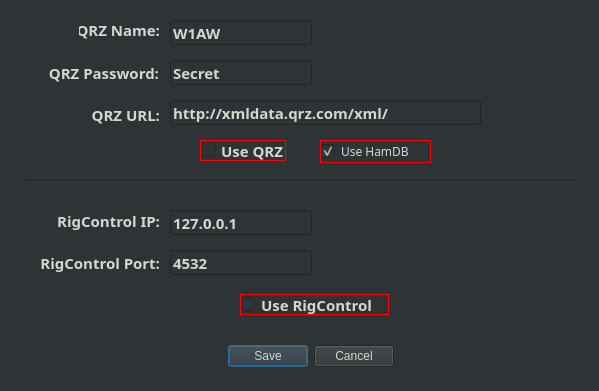
mbridak/k1usnsst, file settings.ui: the form before one commit.
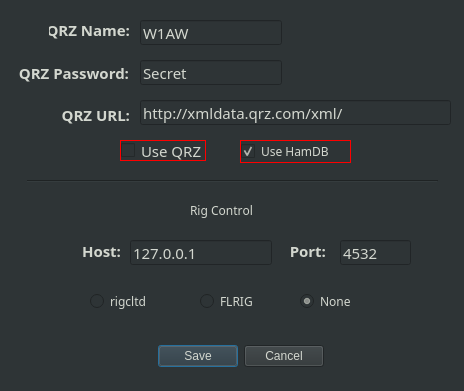
The form after the commit.

Commit message: Feat: Added FLRIG support for band changes.

Patch:
```diff
--- a/settings.ui
+++ b/settings.ui
@@ -6,7 +6,7 @@
    <rect>
     <x>0</x>
     <y>0</y>
-    <width>599</width>
+    <width>464</width>
     <height>391</height>
    </rect>
   </property>
@@ -20,7 +20,7 @@
   <widget class="QDialogButtonBox" name="buttonBox">
    <property name="geometry">
     <rect>
-     <x>140</x>
+     <x>70</x>
      <y>340</y>
      <width>341</width>
      <height>32</height>
@@ -56,7 +56,7 @@
   <widget class="QLabel" name="label">
    <property name="geometry">
     <rect>
-     <x>79</x>
+     <x>49</x>
      <y>21</y>
      <width>81</width>
      <height>18</height>
@@ -80,7 +80,7 @@
   <widget class="QLabel" name="label_2">
    <property name="geometry">
     <rect>
-     <x>42</x>
+     <x>12</x>
      <y>64</y>
      <width>117</width>
      <height>18</height>
@@ -104,7 +104,7 @@
   <widget class="QLabel" name="label_3">
    <property name="geometry">
     <rect>
-     <x>88</x>
+     <x>58</x>
      <y>106</y>
      <width>72</width>
      <height>18</height>
@@ -128,10 +128,10 @@
   <widget class="QLabel" name="label_6">
    <property name="geometry">
     <rect>
-     <x>34</x>
-     <y>212</y>
-     <width>126</width>
-     <height>18</height>
+     <x>70</x>
+     <y>240</y>
+     <width>51</width>
+     <height>21</height>
     </rect>
    </property>
    <property name="font">
@@ -143,7 +143,7 @@
     </font>
    </property>
    <property name="text">
-    <string>RigControl IP:</string>
+    <string>Host:</string>
    </property>
    <property name="alignment">
     <set>Qt::AlignRight|Qt::AlignTrailing|Qt::AlignVCenter</set>
@@ -152,10 +152,10 @@
   <widget class="QLabel" name="label_7">
    <property name="geometry">
     <rect>
-     <x>16</x>
-     <y>254</y>
-     <width>144</width>
-     <height>18</height>
+     <x>275</x>
+     <y>240</y>
+     <width>51</width>
+     <height>21</height>
     </rect>
    </property>
    <property name="font">
@@ -167,7 +167,7 @@
     </font>
    </property>
    <property name="text">
-    <string>RigControl Port:</string>
+    <string>Port:</string>
    </property>
    <property name="alignment">
     <set>Qt::AlignRight|Qt::AlignTrailing|Qt::AlignVCenter</set>
@@ -176,7 +176,7 @@
   <widget class="QCheckBox" name="useqrz_checkBox">
    <property name="geometry">
     <rect>
-     <x>200</x>
+     <x>120</x>
      <y>140</y>
      <width>86</width>
      <height>21</height>
@@ -186,8 +186,8 @@
     <font>
      <family>JetBrains Mono</family>
      <pointsize>11</pointsize>
-     <weight>75</weight>
-     <bold>true</bold>
+     <weight>50</weight>
+     <bold>false</bold>
     </font>
    </property>
    <property name="autoFillBackground">
@@ -200,34 +200,10 @@
     <string>Use QRZ</string>
    </property>
   </widget>
-  <widget class="QCheckBox" name="userigcontrol_checkBox">
-   <property name="geometry">
-    <rect>
-     <x>240</x>
-     <y>294</y>
-     <width>149</width>
-     <height>21</height>
-    </rect>
-   </property>
-   <property name="font">
-    <font>
-     <family>JetBrains Mono</family>
-     <pointsize>11</pointsize>
-     <weight>75</weight>
-     <bold>true</bold>
-    </font>
-   </property>
-   <property name="styleSheet">
-    <string notr="true">border: 1px solid red;</string>
-   </property>
-   <property name="text">
-    <string>Use RigControl</string>
-   </property>
-  </widget>
   <widget class="QLineEdit" name="qrzname_field">
    <property name="geometry">
     <rect>
-     <x>170</x>
+     <x>140</x>
      <y>20</y>
      <width>142</width>
      <height>25</height>
@@ -237,8 +213,8 @@
     <font>
      <family>JetBrains Mono</family>
      <pointsize>11</pointsize>
-     <weight>75</weight>
-     <bold>true</bold>
+     <weight>50</weight>
+     <bold>false</bold>
     </font>
    </property>
    <property name="text">
@@ -248,7 +224,7 @@
   <widget class="QLineEdit" name="qrzpass_field">
    <property name="geometry">
     <rect>
-     <x>170</x>
+     <x>140</x>
      <y>60</y>
      <width>142</width>
      <height>25</height>
@@ -258,8 +234,8 @@
     <font>
      <family>JetBrains Mono</family>
      <pointsize>11</pointsize>
-     <weight>75</weight>
-     <bold>true</bold>
+     <weight>50</weight>
+     <bold>false</bold>
     </font>
    </property>
    <property name="text">
@@ -269,7 +245,7 @@
   <widget class="QLineEdit" name="qrzurl_field">
    <property name="geometry">
     <rect>
-     <x>170</x>
+     <x>140</x>
      <y>100</y>
      <width>311</width>
      <height>25</height>
@@ -279,8 +255,8 @@
     <font>
      <family>JetBrains Mono</family>
      <pointsize>11</pointsize>
-     <weight>75</weight>
-     <bold>true</bold>
+     <weight>50</weight>
+     <bold>false</bold>
     </font>
    </property>
    <property name="text">
@@ -290,8 +266,8 @@
   <widget class="QLineEdit" name="rigcontrolip_field">
    <property name="geometry">
     <rect>
-     <x>170</x>
-     <y>210</y>
+     <x>130</x>
+     <y>240</y>
      <width>142</width>
      <height>25</height>
     </rect>
@@ -300,8 +276,8 @@
     <font>
      <family>JetBrains Mono</family>
      <pointsize>11</pointsize>
-     <weight>75</weight>
-     <bold>true</bold>
+     <weight>50</weight>
+     <bold>false</bold>
     </font>
    </property>
    <property name="text">
@@ -311,9 +287,9 @@
   <widget class="QLineEdit" name="rigcontrolport_field">
    <property name="geometry">
     <rect>
-     <x>170</x>
-     <y>250</y>
-     <width>142</width>
+     <x>340</x>
+     <y>240</y>
+     <width>71</width>
      <height>25</height>
     </rect>
    </property>
@@ -321,8 +297,8 @@
     <font>
      <family>JetBrains Mono</family>
      <pointsize>11</pointsize>
-     <weight>75</weight>
-     <bold>true</bold>
+     <weight>50</weight>
+     <bold>false</bold>
     </font>
    </property>
    <property name="text">
@@ -334,7 +310,7 @@
     <rect>
      <x>27</x>
      <y>171</y>
-     <width>551</width>
+     <width>411</width>
      <height>20</height>
     </rect>
    </property>
@@ -356,7 +332,7 @@
    </property>
    <property name="geometry">
     <rect>
-     <x>320</x>
+     <x>240</x>
      <y>140</y>
      <width>111</width>
      <height>23</height>
@@ -377,6 +353,91 @@
     <bool>true</bool>
    </property>
   </widget>
+  <widget class="QLabel" name="label_4">
+   <property name="geometry">
+    <rect>
+     <x>190</x>
+     <y>200</y>
+     <width>99</width>
+     <height>21</height>
+    </rect>
+   </property>
+   <property name="font">
+    <font>
+     <family>JetBrains Mono</family>
+     <kerning>false</kerning>
+    </font>
+   </property>
+   <property name="text">
+    <string>Rig Control</string>
+   </property>
+  </widget>
+  <widget class="QRadioButton" name="radioButton_flrig">
+   <property name="geometry">
+    <rect>
+     <x>200</x>
+     <y>290</y>
+     <width>112</width>
+     <height>23</height>
+    </rect>
+   </property>
+   <property name="font">
+    <font>
+     <family>JetBrains Mono</family>
+    </font>
+   </property>
+   <property name="toolTip">
+    <string extracomment="Connect to FLRIG XMLRPC Server"/>
+   </property>
+   <property name="text">
+    <string>FLRIG</string>
+   </property>
+  </widget>
+  <widget class="QRadioButton" name="radioButton_rigctld">
+   <property name="geometry">
+    <rect>
+     <x>90</x>
+     <y>290</y>
+     <width>91</width>
+     <height>23</height>
+    </rect>
+   </property>
+   <property name="font">
+    <font>
+     <family>JetBrains Mono</family>
+    </font>
+   </property>
+   <property name="toolTip">
+    <string extracomment="Connect to rigctld daemon"/>
+   </property>
+   <property name="text">
+    <string>rigcltd</string>
+   </property>
+  </widget>
+  <widget class="QRadioButton" name="radioButton_none">
+   <property name="geometry">
+    <rect>
+     <x>300</x>
+     <y>290</y>
+     <width>71</width>
+     <height>23</height>
+    </rect>
+   </property>
+   <property name="font">
+    <font>
+     <family>JetBrains Mono</family>
+    </font>
+   </property>
+   <property name="toolTip">
+    <string extracomment="Use no rig control"/>
+   </property>
+   <property name="text">
+    <string>None</string>
+   </property>
+   <property name="checked">
+    <bool>true</bool>
+   </property>
+  </widget>
  </widget>
  <resources/>
  <connections>
```
The commit also changes 2 other files.
